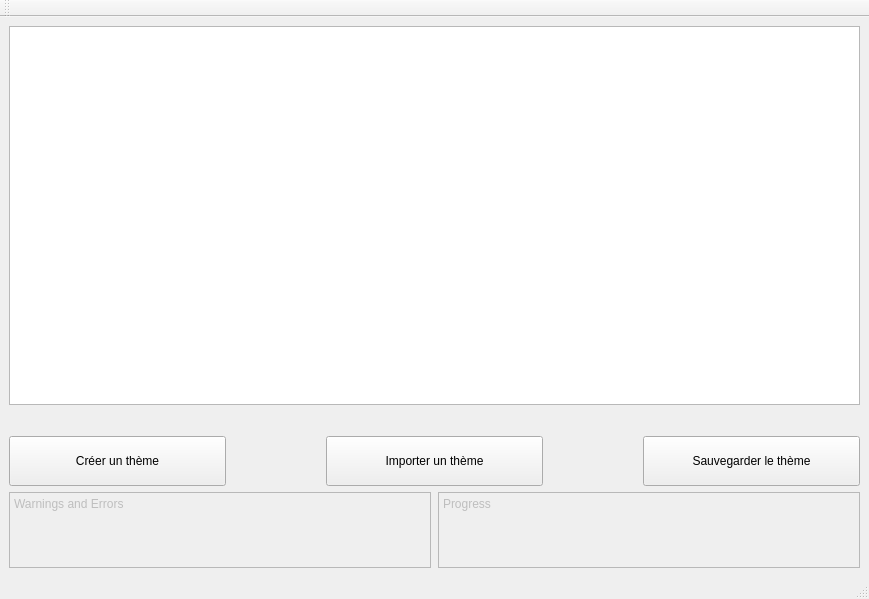
Old version of the form ui/mainwindow.ui in the repository imanirajdoost/color-theme-manager.
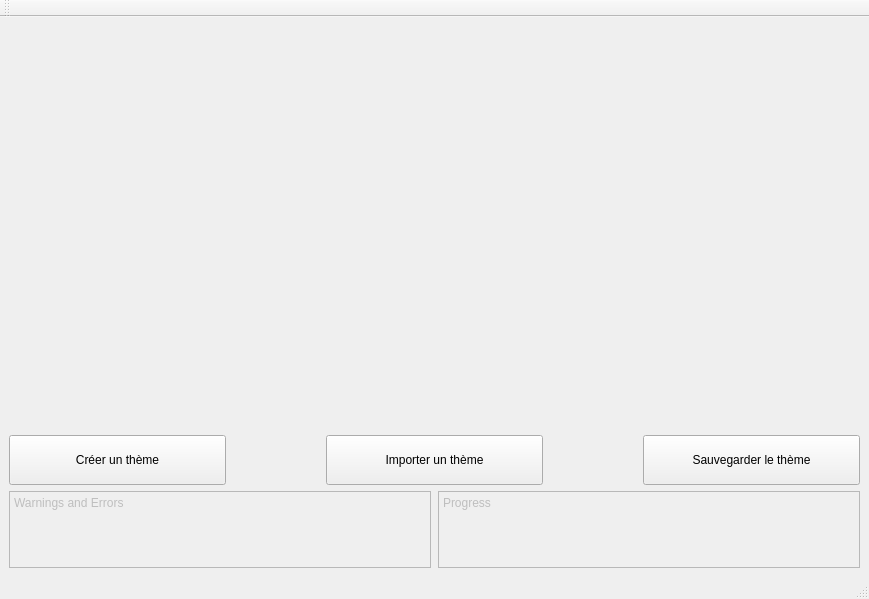
New version of the form.

Commit message: Trying to implement themes XD

Patch:
```diff
--- a/ui/mainwindow.ui
+++ b/ui/mainwindow.ui
@@ -16,7 +16,7 @@
   <widget class="QWidget" name="centralwidget">
    <layout class="QVBoxLayout" name="verticalLayout" stretch="5,1,1">
     <item>
-     <widget class="QListView" name="listView"/>
+     <layout class="QHBoxLayout" name="themeLayout"/>
     </item>
     <item>
      <layout class="QHBoxLayout" name="horizontalLayout" stretch="0,0,0">
```
The commit also changes 14 other files.
